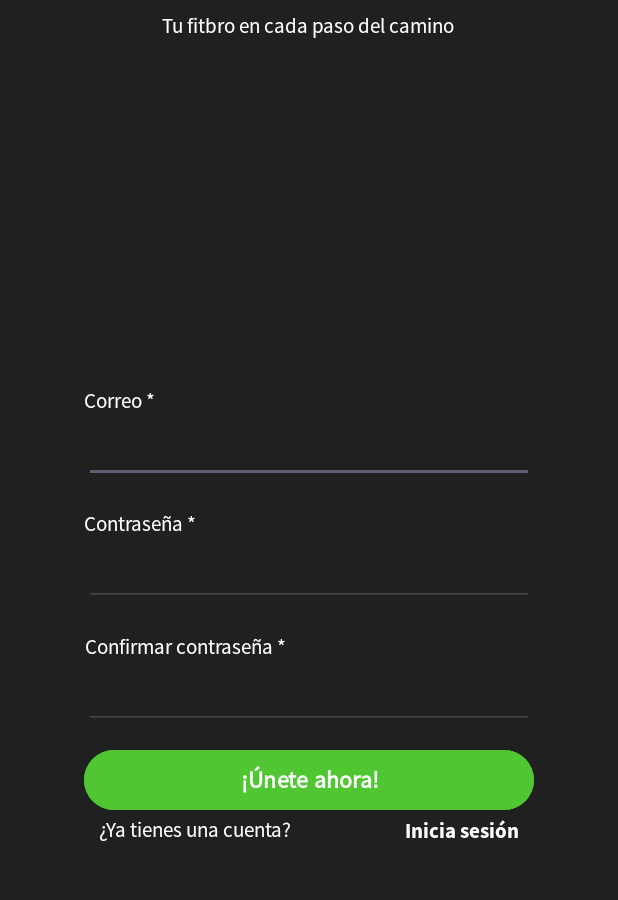
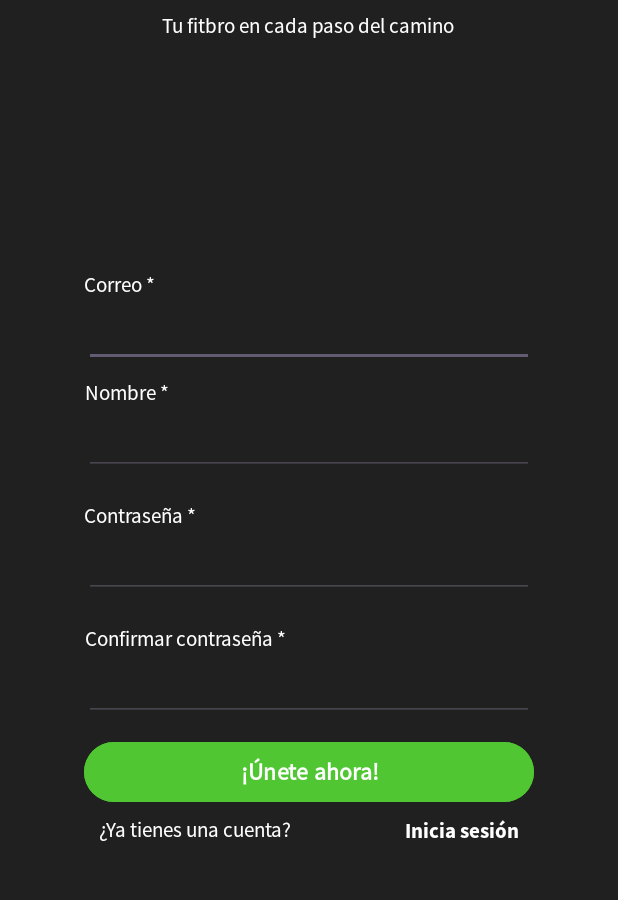
Before and after one commit to Erumeru/ProyFinalFitTrack, an Android app: the screen it shows after launch (MainActivity), on a phone screen of 412 x 824 dp, the part 331-1231 px from its top. Run offline under Robolectric (Android 15) with nearby library versions, the phone set to English and light mode, and no system bars.

Commit message:
Guardar usuarios en base de datos, comprueba los campos y si el correo ya ha sido usado antes.

```diff
--- /dev/null
+++ b/app/src/main/java/com/example/proyfinalfittrack/entities/User.kt
@@ -0,0 +1,5 @@
+package com.example.proyfinalfittrack.entities
+
+class User(val nombre: String, val correo: String, val password: String) {
+
+}
--- a/app/src/main/res/layout/activity_main.xml
+++ b/app/src/main/res/layout/activity_main.xml
@@ -81,8 +81,37 @@
                         android:id="@+id/editTextCorreo"
                         android:layout_width="300dp"
                         android:layout_height="wrap_content"
+                        android:textColor="@color/white"
+
                         android:layout_gravity="center"
                         android:hint=""
+                        />
+                </LinearLayout>
+                <LinearLayout
+                    android:layout_width="wrap_content"
+                    android:layout_height="wrap_content"
+                    android:gravity="center_vertical"
+                    android:orientation="vertical"
+
+                    >
+
+                    <TextView
+                        android:id="@+id/tvTooltipNombre"
+                        android:layout_width="wrap_content"
+                        android:layout_height="wrap_content"
+                        android:textColor="@color/white"
+                        android:text="Nombre *"
+                        android:gravity="center"
+                        android:fontFamily="@font/sspro_regular"
+                        android:layout_marginTop="8dp"
+                        />
+                    <EditText
+                        android:id="@+id/editTextNombre"
+                        android:layout_width="300dp"
+                        android:layout_height="wrap_content"
+                        android:layout_gravity="center"
+                        android:hint=""
+                        android:textColor="@color/white"
                         />
                 </LinearLayout>
                 <LinearLayout
@@ -109,6 +138,8 @@
                         android:layout_height="wrap_content"
                         android:width="300dp"
                         android:layout_gravity="center"
+                        android:textColor="@color/white"
+
                         android:inputType="textPassword"
                         android:hint=""
                         />
@@ -137,6 +168,8 @@
                         android:width="300dp"
                         android:layout_gravity="center"
                         android:inputType="textPassword"
+                        android:textColor="@color/white"
+
                         android:hint=""
                         />
                 </LinearLayout>
@@ -165,6 +198,7 @@
 
                 <TextView
                     android:paddingStart="10dp"
+                    android:paddingTop="5dp"
                     android:id="@+id/tvToolTipCuenta"
                     android:layout_width="wrap_content"
                     android:layout_height="wrap_content"
@@ -186,8 +220,7 @@
                     app:layout_constraintEnd_toEndOf="@id/btnUnete"
                     android:gravity="center"
                     android:paddingEnd="10dp"
-
-
+                    android:paddingTop="5dp"
                     />
 
             </androidx.constraintlayout.widget.ConstraintLayout>
```
Also changed, not shown: app/src/main/java/com/example/proyfinalfittrack/MainActivity.kt (+132 -0 lines), app/src/main/java/com/example/proyfinalfittrack/db/DatabaseHelper.kt (added, +36 -0 lines).
